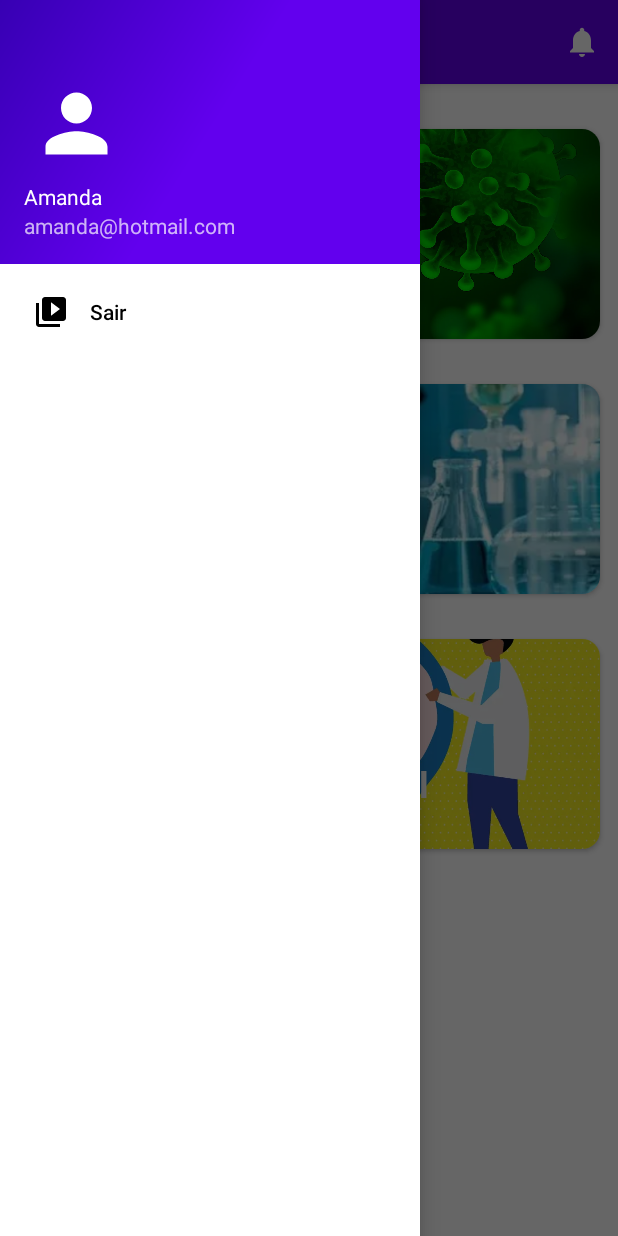
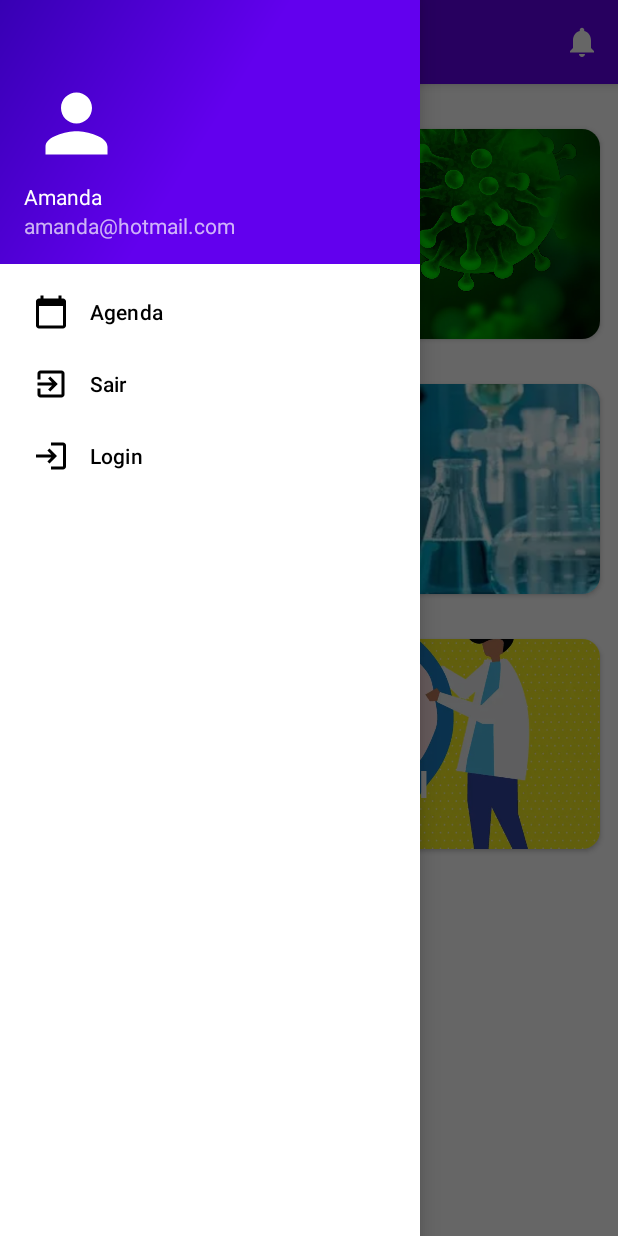
Before and after one commit to amandagsantos16/Pos-Covid-App, an Android app: the screen it shows after launch (HomeActivity), with the side drawer open, on a phone screen of 412 x 824 dp. Run offline under Robolectric (Android 15) with nearby library versions, the phone set to English and light mode, and no system bars; our stand-ins replace Firebase (no records; nobody signed in at launch, a user with empty details on screens opened directly), navigation-ui.

Commit message:
alteracao do menu lateral

```diff
--- a/app/src/main/java/com/amanda/poscovid/ui/activity/HomeActivity.kt
+++ b/app/src/main/java/com/amanda/poscovid/ui/activity/HomeActivity.kt
@@ -30,7 +30,7 @@ class HomeActivity : AppCompatActivity() {
         val navController = findNavController(R.id.nav_host_fragment_content_home)
         // Passing each menu ID as a set of Ids because each
         // menu should be considered as top level destinations.
-        appBarConfiguration = AppBarConfiguration(setOf(R.id.home, R.id.nav_slideshow), drawerLayout)
+        appBarConfiguration = AppBarConfiguration(setOf(R.id.home, R.id.nav_agenda, R.id.nav_logoff, R.id.nav_login), drawerLayout)
         setupActionBarWithNavController(navController, appBarConfiguration)
     }
 
--- /dev/null
+++ b/app/src/main/res/drawable/ic_calendar.xml
@@ -0,0 +1,10 @@
+<vector xmlns:android="http://schemas.android.com/apk/res/android"
+    android:width="24dp"
+    android:height="24dp"
+    android:viewportWidth="24"
+    android:viewportHeight="24"
+    android:tint="?attr/colorControlNormal">
+  <path
+      android:fillColor="@android:color/white"
+      android:pathData="M20,3h-1L19,1h-2v2L7,3L7,1L5,1v2L4,3c-1.1,0 -2,0.9 -2,2v16c0,1.1 0.9,2 2,2h16c1.1,0 2,-0.9 2,-2L22,5c0,-1.1 -0.9,-2 -2,-2zM20,21L4,21L4,8h16v13z"/>
+</vector>
--- /dev/null
+++ b/app/src/main/res/drawable/ic_login.xml
@@ -0,0 +1,10 @@
+<vector xmlns:android="http://schemas.android.com/apk/res/android"
+    android:width="24dp"
+    android:height="24dp"
+    android:viewportWidth="24"
+    android:viewportHeight="24"
+    android:tint="?attr/colorControlNormal">
+  <path
+      android:fillColor="@android:color/white"
+      android:pathData="M11,7L9.6,8.4l2.6,2.6H2v2h10.2l-2.6,2.6L11,17l5,-5L11,7zM20,19h-8v2h8c1.1,0 2,-0.9 2,-2V5c0,-1.1 -0.9,-2 -2,-2h-8v2h8V19z"/>
+</vector>
--- /dev/null
+++ b/app/src/main/res/drawable/ic_logoff.xml
@@ -0,0 +1,10 @@
+<vector xmlns:android="http://schemas.android.com/apk/res/android"
+    android:width="24dp"
+    android:height="24dp"
+    android:viewportWidth="24"
+    android:viewportHeight="24"
+    android:tint="?attr/colorControlNormal">
+  <path
+      android:fillColor="@android:color/white"
+      android:pathData="M10.09,15.59L11.5,17l5,-5 -5,-5 -1.41,1.41L12.67,11H3v2h9.67l-2.58,2.59zM19,3H5c-1.11,0 -2,0.9 -2,2v4h2V5h14v14H5v-4H3v4c0,1.1 0.89,2 2,2h14c1.1,0 2,-0.9 2,-2V5c0,-1.1 -0.9,-2 -2,-2z"/>
+</vector>
--- a/app/src/main/res/drawable/ic_menu_camera.xml
+++ /dev/null
@@ -1,12 +0,0 @@
-<vector xmlns:android="http://schemas.android.com/apk/res/android"
-    android:width="24dp"
-    android:height="24dp"
-    android:viewportWidth="24.0"
-    android:viewportHeight="24.0">
-    <path
-        android:fillColor="#FF000000"
-        android:pathData="M12,12m-3.2,0a3.2,3.2 0,1 1,6.4 0a3.2,3.2 0,1 1,-6.4 0" />
-    <path
-        android:fillColor="#FF000000"
-        android:pathData="M9,2L7.17,4H4c-1.1,0 -2,0.9 -2,2v12c0,1.1 0.9,2 2,2h16c1.1,0 2,-0.9 2,-2V6c0,-1.1 -0.9,-2 -2,-2h-3.17L15,2H9zm3,15c-2.76,0 -5,-2.24 -5,-5s2.24,-5 5,-5 5,2.24 5,5 -2.24,5 -5,5z" />
-</vector>
--- a/app/src/main/res/drawable/ic_menu_gallery.xml
+++ /dev/null
@@ -1,9 +0,0 @@
-<vector xmlns:android="http://schemas.android.com/apk/res/android"
-    android:width="24dp"
-    android:height="24dp"
-    android:viewportWidth="24.0"
-    android:viewportHeight="24.0">
-    <path
-        android:fillColor="#FF000000"
-        android:pathData="M22,16V4c0,-1.1 -0.9,-2 -2,-2H8c-1.1,0 -2,0.9 -2,2v12c0,1.1 0.9,2 2,2h12c1.1,0 2,-0.9 2,-2zm-11,-4l2.03,2.71L16,11l4,5H8l3,-4zM2,6v14c0,1.1 0.9,2 2,2h14v-2H4V6H2z" />
-</vector>
--- a/app/src/main/res/drawable/ic_menu_slideshow.xml
+++ /dev/null
@@ -1,9 +0,0 @@
-<vector xmlns:android="http://schemas.android.com/apk/res/android"
-    android:width="24dp"
-    android:height="24dp"
-    android:viewportWidth="24.0"
-    android:viewportHeight="24.0">
-    <path
-        android:fillColor="#FF000000"
-        android:pathData="M4,6H2v14c0,1.1 0.9,2 2,2h14v-2H4V6zm16,-4H8c-1.1,0 -2,0.9 -2,2v12c0,1.1 0.9,2 2,2h12c1.1,0 2,-0.9 2,-2V4c0,-1.1 -0.9,-2 -2,-2zm-8,12.5v-9l6,4.5 -6,4.5z" />
-</vector>
--- a/app/src/main/res/menu/activity_main_drawer.xml
+++ b/app/src/main/res/menu/activity_main_drawer.xml
@@ -5,8 +5,16 @@
 
     <group android:checkableBehavior="single">
         <item
-            android:id="@+id/nav_slideshow"
-            android:icon="@drawable/ic_menu_slideshow"
+            android:id="@+id/nav_agenda"
+            android:icon="@drawable/ic_calendar"
+            android:title="@string/agenda" />
+        <item
+            android:id="@+id/nav_logoff"
+            android:icon="@drawable/ic_logoff"
             android:title="@string/sair" />
+        <item
+            android:id="@+id/nav_login"
+            android:icon="@drawable/ic_login"
+            android:title="@string/login" />
     </group>
 </menu>
--- a/app/src/main/res/values/strings.xml
+++ b/app/src/main/res/values/strings.xml
@@ -37,5 +37,7 @@
     <string name="estados">Estados</string>
     <string name="link_estudo"><u>Acesse a noticia completa aqui</u></string>
     <string name="estudo">Estudo</string>
+    <string name="agenda">Agenda</string>
+    <string name="login">Login</string>
 
 </resources>
```
